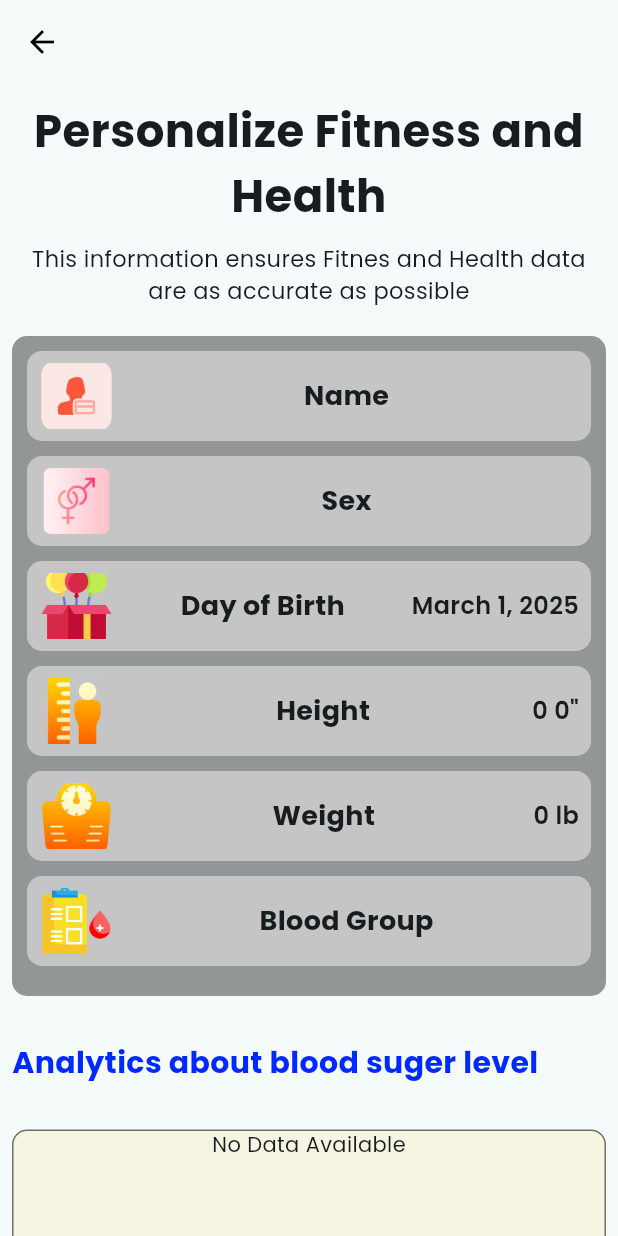
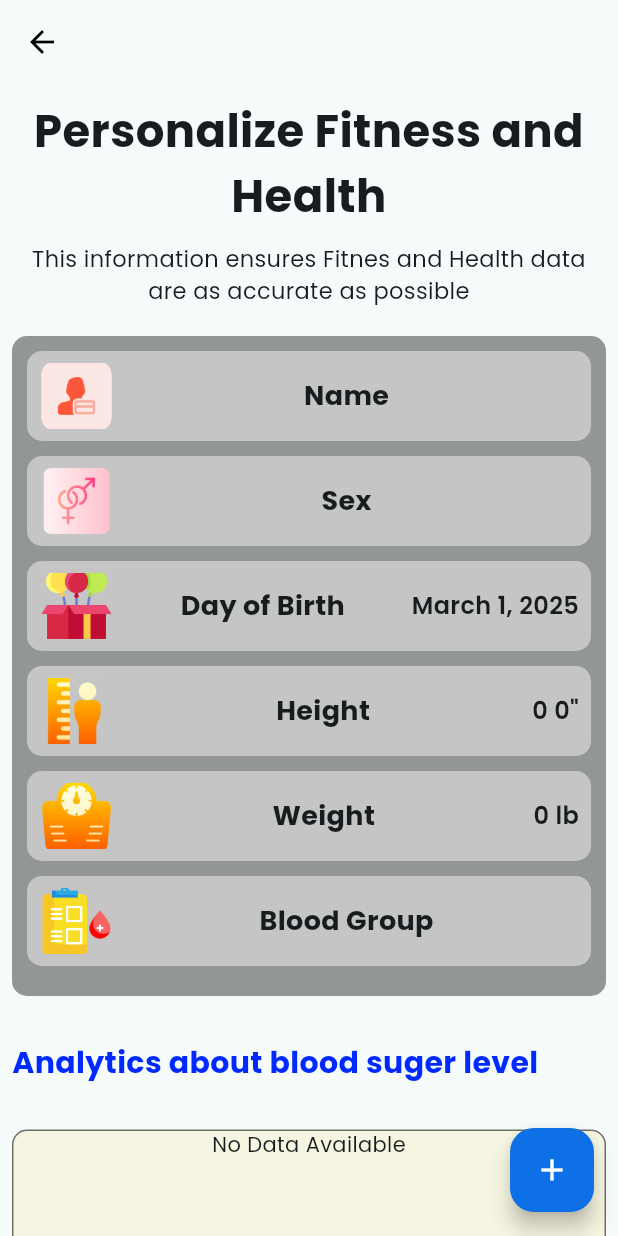
Before and after one commit to andriimobdev25/healthcare-app, a Flutter app: the ProfileDataPage screen opened directly with empty values, on a phone screen of 412 x 824 dp. Run offline on Flutter 3.47's test engine with Material 3 defaults, Android fonts, the phone set to English and light mode, and no system bars; our stand-ins replace animate_do, cloud_firestore, firebase_auth, firebase_core, firebase_messaging, firebase_storage and 8 more; missing offline and left inert: google_mlkit_text_recognition; accounts and stored records are empty; network calls fail.

Commit message:
Add floating action button to ProfileDataPage for enhanced user interaction

```diff
--- a/lib/pages/userprofile/profile_data_page.dart
+++ b/lib/pages/userprofile/profile_data_page.dart
@@ -15,6 +15,17 @@ class ProfileDataPage extends StatelessWidget {
   @override
   Widget build(BuildContext context) {
     return Scaffold(
+      floatingActionButton: Row(
+        mainAxisAlignment: MainAxisAlignment.end,
+        crossAxisAlignment: CrossAxisAlignment.center,
+        children: [
+          FloatingActionButton(
+            onPressed: () {
+            },
+            child: Icon(Icons.add),
+          ),
+        ],
+      ),
       appBar: AppBar(
         // title: Text(user.name),
         leading: IconButton(
```
